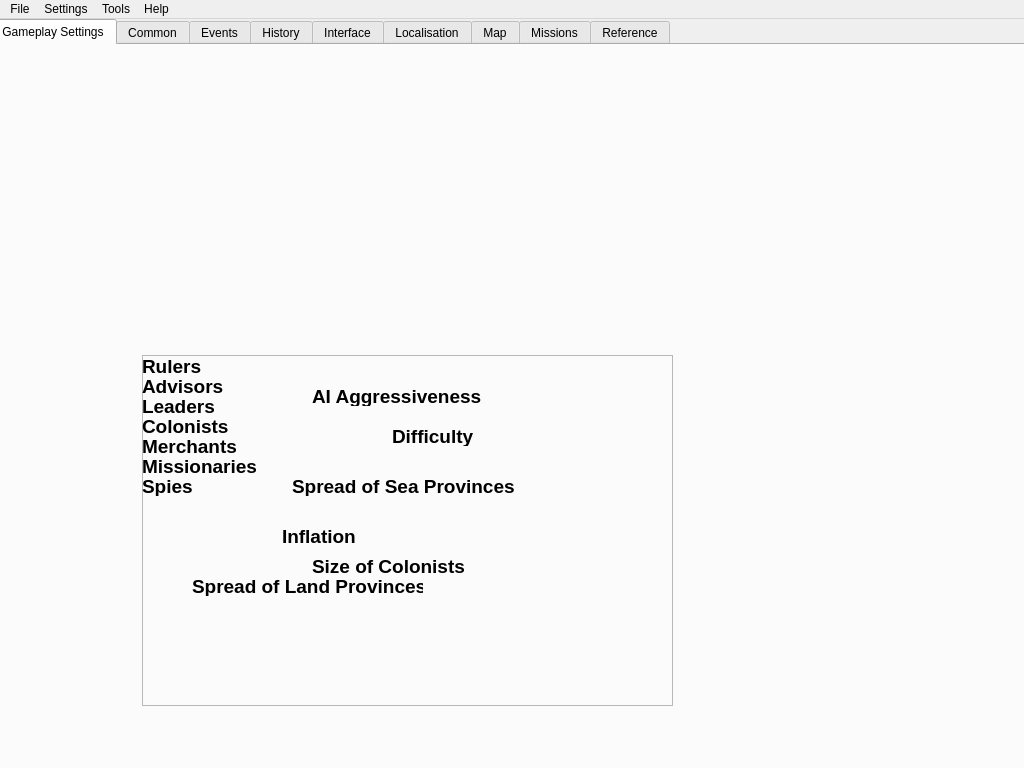
First picture: the form in BraveNewModder/bravenewmodder.ui, repository ADataGMan/bravenewmodder, before the edit.
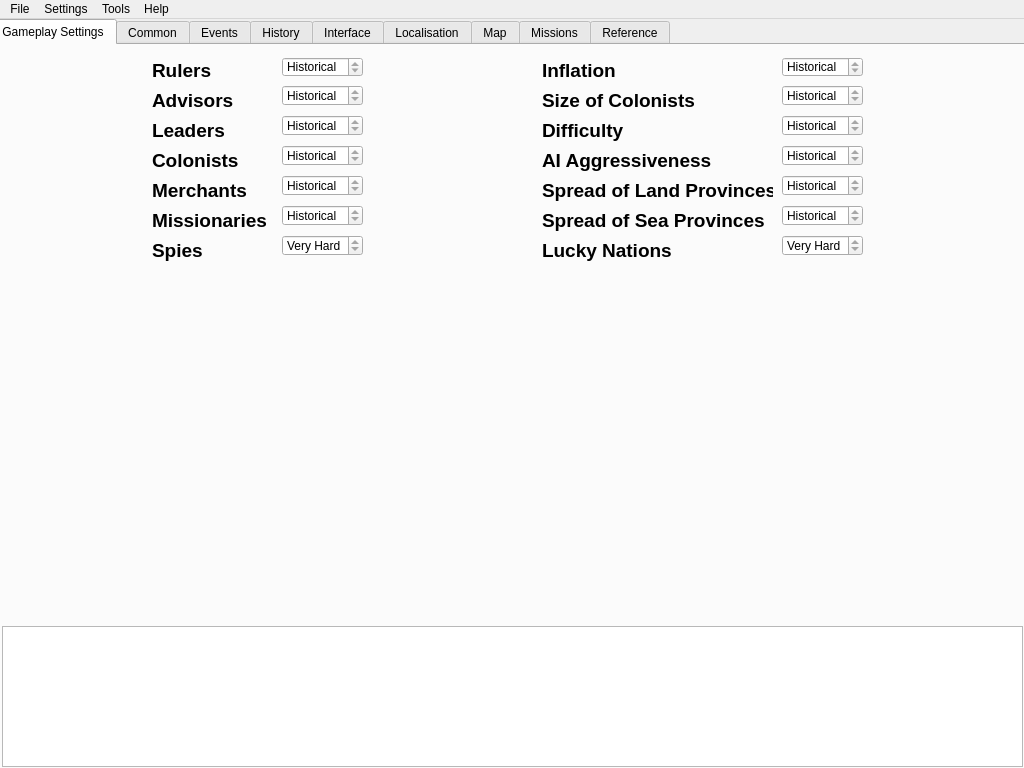
Second picture: the form after the edit. The open tabs and pages were chosen to show the change.

Commit message: Gameplay Settings UI finished

```diff
--- a/BraveNewModder/bravenewmodder.ui
+++ b/BraveNewModder/bravenewmodder.ui
@@ -51,17 +51,17 @@
      <widget class="QFrame" name="frame">
       <property name="geometry">
        <rect>
-        <x>150</x>
-        <y>310</y>
-        <width>531</width>
-        <height>351</height>
+        <x>160</x>
+        <y>10</y>
+        <width>711</width>
+        <height>211</height>
        </rect>
       </property>
       <property name="frameShape">
-       <enum>QFrame::StyledPanel</enum>
+       <enum>QFrame::NoFrame</enum>
       </property>
       <property name="frameShadow">
-       <enum>QFrame::Raised</enum>
+       <enum>QFrame::Plain</enum>
       </property>
       <widget class="QLabel" name="label">
        <property name="geometry">
@@ -69,7 +69,7 @@
          <x>0</x>
          <y>0</y>
          <width>71</width>
-         <height>21</height>
+         <height>31</height>
         </rect>
        </property>
        <property name="text">
@@ -84,9 +84,9 @@
        <property name="geometry">
         <rect>
          <x>0</x>
-         <y>60</y>
+         <y>90</y>
          <width>91</width>
-         <height>21</height>
+         <height>31</height>
         </rect>
        </property>
        <property name="text">
@@ -101,9 +101,9 @@
        <property name="geometry">
         <rect>
          <x>0</x>
-         <y>80</y>
+         <y>120</y>
          <width>111</width>
-         <height>21</height>
+         <height>31</height>
         </rect>
        </property>
        <property name="text">
@@ -118,9 +118,9 @@
        <property name="geometry">
         <rect>
          <x>0</x>
-         <y>20</y>
+         <y>30</y>
          <width>91</width>
-         <height>21</height>
+         <height>31</height>
         </rect>
        </property>
        <property name="text">
@@ -135,9 +135,9 @@
        <property name="geometry">
         <rect>
          <x>0</x>
-         <y>40</y>
+         <y>60</y>
          <width>81</width>
-         <height>21</height>
+         <height>31</height>
         </rect>
        </property>
        <property name="text">
@@ -151,10 +151,10 @@
       <widget class="QLabel" name="label_6">
        <property name="geometry">
         <rect>
-         <x>150</x>
-         <y>120</y>
+         <x>390</x>
+         <y>150</y>
          <width>231</width>
-         <height>21</height>
+         <height>31</height>
         </rect>
        </property>
        <property name="text">
@@ -168,10 +168,10 @@
       <widget class="QLabel" name="label_7">
        <property name="geometry">
         <rect>
-         <x>140</x>
-         <y>170</y>
+         <x>390</x>
+         <y>0</y>
          <width>91</width>
-         <height>21</height>
+         <height>31</height>
         </rect>
        </property>
        <property name="text">
@@ -185,10 +185,10 @@
       <widget class="QLabel" name="label_8">
        <property name="geometry">
         <rect>
-         <x>50</x>
-         <y>220</y>
+         <x>390</x>
+         <y>120</y>
          <width>231</width>
-         <height>21</height>
+         <height>31</height>
         </rect>
        </property>
        <property name="text">
@@ -203,9 +203,9 @@
        <property name="geometry">
         <rect>
          <x>0</x>
-         <y>120</y>
+         <y>180</y>
          <width>61</width>
-         <height>21</height>
+         <height>31</height>
         </rect>
        </property>
        <property name="text">
@@ -220,9 +220,9 @@
        <property name="geometry">
         <rect>
          <x>0</x>
-         <y>100</y>
+         <y>150</y>
          <width>131</width>
-         <height>21</height>
+         <height>31</height>
         </rect>
        </property>
        <property name="text">
@@ -236,10 +236,10 @@
       <widget class="QLabel" name="label_11">
        <property name="geometry">
         <rect>
-         <x>250</x>
-         <y>70</y>
-         <width>131</width>
-         <height>21</height>
+         <x>390</x>
+         <y>60</y>
+         <width>91</width>
+         <height>31</height>
         </rect>
        </property>
        <property name="text">
@@ -253,10 +253,10 @@
       <widget class="QLabel" name="label_12">
        <property name="geometry">
         <rect>
-         <x>170</x>
-         <y>30</y>
+         <x>390</x>
+         <y>90</y>
          <width>181</width>
-         <height>21</height>
+         <height>31</height>
         </rect>
        </property>
        <property name="text">
@@ -270,10 +270,10 @@
       <widget class="QLabel" name="label_13">
        <property name="geometry">
         <rect>
-         <x>170</x>
-         <y>200</y>
-         <width>181</width>
-         <height>21</height>
+         <x>390</x>
+         <y>30</y>
+         <width>161</width>
+         <height>31</height>
         </rect>
        </property>
        <property name="text">
@@ -284,6 +284,257 @@
 &lt;p style=&quot; margin-top:0px; margin-bottom:0px; margin-left:0px; margin-right:0px; -qt-block-indent:0; text-indent:0px;&quot;&gt;&lt;span style=&quot; font-size:14pt; font-weight:600;&quot;&gt;Size of Colonists&lt;/span&gt;&lt;/p&gt;&lt;/body&gt;&lt;/html&gt;</string>
        </property>
       </widget>
+      <widget class="QSpinBox" name="sbxMissionaries">
+       <property name="geometry">
+        <rect>
+         <x>130</x>
+         <y>150</y>
+         <width>81</width>
+         <height>21</height>
+        </rect>
+       </property>
+       <property name="readOnly">
+        <bool>true</bool>
+       </property>
+       <property name="specialValueText">
+        <string>Historical</string>
+       </property>
+      </widget>
+      <widget class="QSpinBox" name="sbxRulers">
+       <property name="geometry">
+        <rect>
+         <x>130</x>
+         <y>2</y>
+         <width>81</width>
+         <height>20</height>
+        </rect>
+       </property>
+       <property name="readOnly">
+        <bool>true</bool>
+       </property>
+       <property name="specialValueText">
+        <string>Historical</string>
+       </property>
+      </widget>
+      <widget class="QSpinBox" name="sbxColonists">
+       <property name="geometry">
+        <rect>
+         <x>130</x>
+         <y>90</y>
+         <width>81</width>
+         <height>21</height>
+        </rect>
+       </property>
+       <property name="readOnly">
+        <bool>true</bool>
+       </property>
+       <property name="specialValueText">
+        <string>Historical</string>
+       </property>
+      </widget>
+      <widget class="QSpinBox" name="sbxLeaders">
+       <property name="geometry">
+        <rect>
+         <x>130</x>
+         <y>60</y>
+         <width>81</width>
+         <height>21</height>
+        </rect>
+       </property>
+       <property name="readOnly">
+        <bool>true</bool>
+       </property>
+       <property name="specialValueText">
+        <string>Historical</string>
+       </property>
+      </widget>
+      <widget class="QSpinBox" name="sbxAdvisors">
+       <property name="geometry">
+        <rect>
+         <x>130</x>
+         <y>30</y>
+         <width>81</width>
+         <height>21</height>
+        </rect>
+       </property>
+       <property name="readOnly">
+        <bool>true</bool>
+       </property>
+       <property name="specialValueText">
+        <string>Historical</string>
+       </property>
+      </widget>
+      <widget class="QSpinBox" name="sbxMerchants">
+       <property name="geometry">
+        <rect>
+         <x>130</x>
+         <y>120</y>
+         <width>81</width>
+         <height>21</height>
+        </rect>
+       </property>
+       <property name="readOnly">
+        <bool>true</bool>
+       </property>
+       <property name="specialValueText">
+        <string>Historical</string>
+       </property>
+      </widget>
+      <widget class="QSpinBox" name="sbxSpies">
+       <property name="geometry">
+        <rect>
+         <x>130</x>
+         <y>180</y>
+         <width>81</width>
+         <height>21</height>
+        </rect>
+       </property>
+       <property name="readOnly">
+        <bool>true</bool>
+       </property>
+       <property name="specialValueText">
+        <string>Very Hard</string>
+       </property>
+      </widget>
+      <widget class="QSpinBox" name="sbxAIAggressiveness">
+       <property name="geometry">
+        <rect>
+         <x>630</x>
+         <y>90</y>
+         <width>81</width>
+         <height>21</height>
+        </rect>
+       </property>
+       <property name="readOnly">
+        <bool>true</bool>
+       </property>
+       <property name="specialValueText">
+        <string>Historical</string>
+       </property>
+      </widget>
+      <widget class="QSpinBox" name="sbxSizeofColonists">
+       <property name="geometry">
+        <rect>
+         <x>630</x>
+         <y>30</y>
+         <width>81</width>
+         <height>21</height>
+        </rect>
+       </property>
+       <property name="readOnly">
+        <bool>true</bool>
+       </property>
+       <property name="specialValueText">
+        <string>Historical</string>
+       </property>
+      </widget>
+      <widget class="QSpinBox" name="sbxSpreadofSeaProvinces">
+       <property name="geometry">
+        <rect>
+         <x>630</x>
+         <y>150</y>
+         <width>81</width>
+         <height>21</height>
+        </rect>
+       </property>
+       <property name="readOnly">
+        <bool>true</bool>
+       </property>
+       <property name="specialValueText">
+        <string>Historical</string>
+       </property>
+      </widget>
+      <widget class="QSpinBox" name="sbxDifficulty">
+       <property name="geometry">
+        <rect>
+         <x>630</x>
+         <y>60</y>
+         <width>81</width>
+         <height>21</height>
+        </rect>
+       </property>
+       <property name="readOnly">
+        <bool>true</bool>
+       </property>
+       <property name="specialValueText">
+        <string>Historical</string>
+       </property>
+      </widget>
+      <widget class="QSpinBox" name="sbxInflation">
+       <property name="geometry">
+        <rect>
+         <x>630</x>
+         <y>2</y>
+         <width>81</width>
+         <height>20</height>
+        </rect>
+       </property>
+       <property name="readOnly">
+        <bool>true</bool>
+       </property>
+       <property name="specialValueText">
+        <string>Historical</string>
+       </property>
+      </widget>
+      <widget class="QSpinBox" name="sbxSpreadofLandProvinces">
+       <property name="geometry">
+        <rect>
+         <x>630</x>
+         <y>120</y>
+         <width>81</width>
+         <height>21</height>
+        </rect>
+       </property>
+       <property name="readOnly">
+        <bool>true</bool>
+       </property>
+       <property name="specialValueText">
+        <string>Historical</string>
+       </property>
+      </widget>
+      <widget class="QSpinBox" name="sbxLuckyNations">
+       <property name="geometry">
+        <rect>
+         <x>630</x>
+         <y>180</y>
+         <width>81</width>
+         <height>21</height>
+        </rect>
+       </property>
+       <property name="readOnly">
+        <bool>true</bool>
+       </property>
+       <property name="specialValueText">
+        <string>Very Hard</string>
+       </property>
+      </widget>
+      <widget class="QLabel" name="lblLuckyNations">
+       <property name="geometry">
+        <rect>
+         <x>390</x>
+         <y>180</y>
+         <width>141</width>
+         <height>31</height>
+        </rect>
+       </property>
+       <property name="text">
+        <string>&lt;!DOCTYPE HTML PUBLIC &quot;-//W3C//DTD HTML 4.0//EN&quot; &quot;http://www.w3.org/TR/REC-html40/strict.dtd&quot;&gt;
+&lt;html&gt;&lt;head&gt;&lt;meta name=&quot;qrichtext&quot; content=&quot;1&quot; /&gt;&lt;style type=&quot;text/css&quot;&gt;
+p, li { white-space: pre-wrap; }
+&lt;/style&gt;&lt;/head&gt;&lt;body style=&quot; font-family:'MS Shell Dlg 2'; font-size:8.25pt; font-weight:400; font-style:normal;&quot;&gt;
+&lt;p style=&quot; margin-top:0px; margin-bottom:0px; margin-left:0px; margin-right:0px; -qt-block-indent:0; text-indent:0px;&quot;&gt;&lt;span style=&quot; font-size:14pt; font-weight:600;&quot;&gt;Lucky Nations&lt;/span&gt;&lt;/p&gt;&lt;/body&gt;&lt;/html&gt;</string>
+       </property>
+      </widget>
+     </widget>
+     <widget class="QTextBrowser" name="tbrGameplaySettings">
+      <property name="geometry">
+       <rect>
+        <x>10</x>
+        <y>581</y>
+        <width>1021</width>
+        <height>141</height>
+       </rect>
+      </property>
      </widget>
     </widget>
     <widget class="QWidget" name="tabCommon">
```
Left out of the diff: 30 changed lines with no effect on the pictures. The commit also changes 5 other files.
